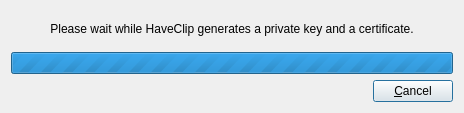
First picture: the form in haveclip-desktop/src/CertificateGeneratorDialog.ui, repository aither64/haveclip-desktop, before the edit.
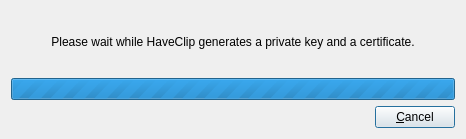
Second picture: the form after the edit. Icons and pictures are not drawn.

Commit message: Certificate generator dialog: make it taller

Patch:
```diff
--- a/haveclip-desktop/src/CertificateGeneratorDialog.ui
+++ b/haveclip-desktop/src/CertificateGeneratorDialog.ui
@@ -6,8 +6,8 @@
    <rect>
     <x>0</x>
     <y>0</y>
-    <width>464</width>
-    <height>113</height>
+    <width>466</width>
+    <height>139</height>
    </rect>
   </property>
   <property name="windowTitle">
```
